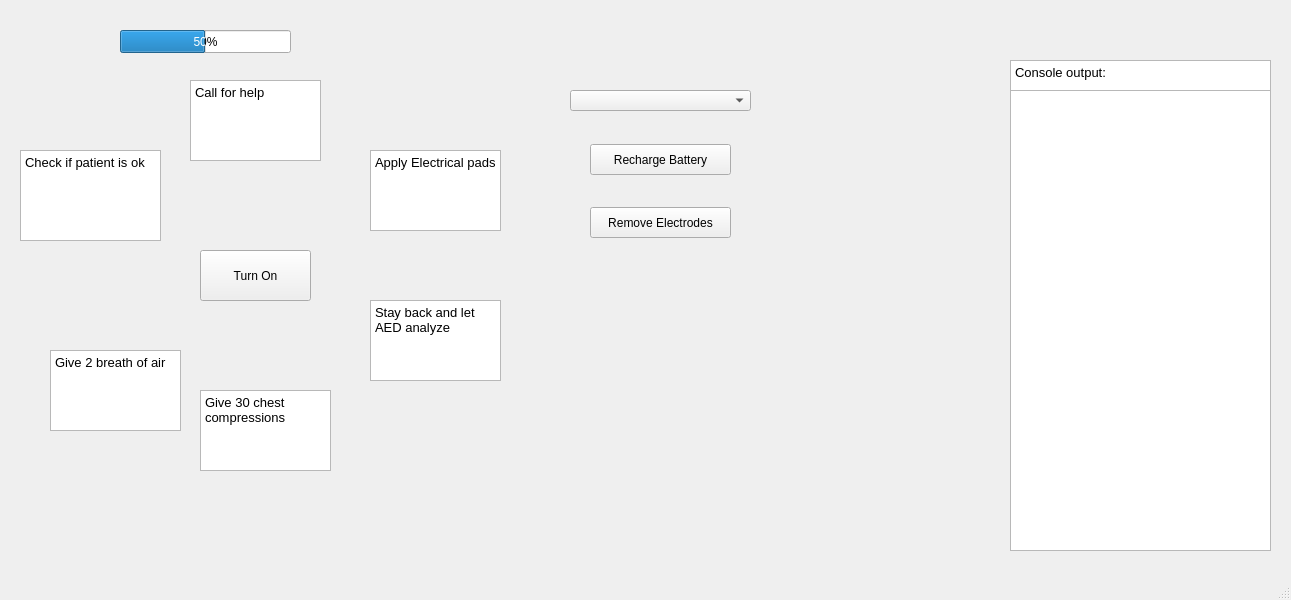
vidun-jay/3004-team-project, file interface.ui: the form before one commit.
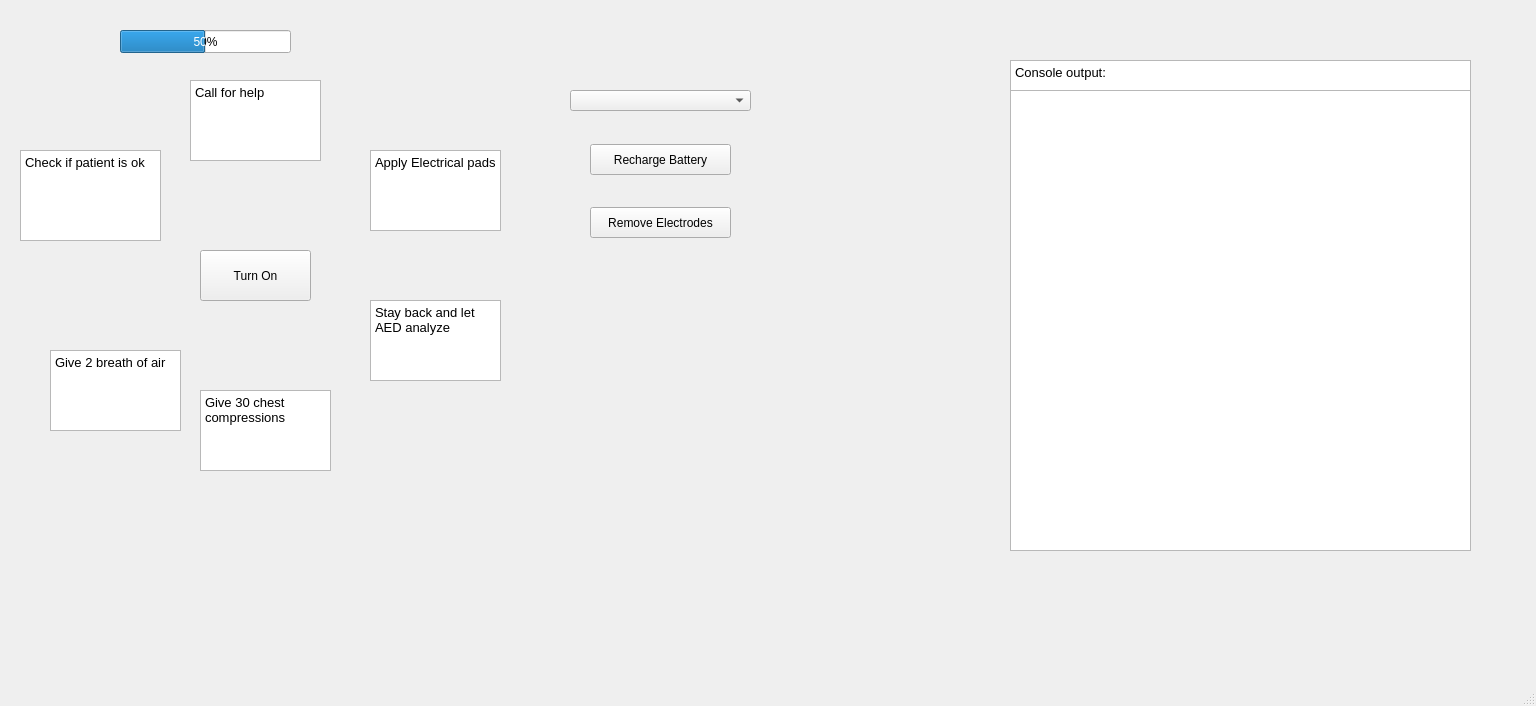
The form after the commit.

```diff
--- a/interface.ui
+++ b/interface.ui
@@ -6,8 +6,8 @@
    <rect>
     <x>0</x>
     <y>0</y>
-    <width>1291</width>
-    <height>600</height>
+    <width>1536</width>
+    <height>706</height>
    </rect>
   </property>
   <property name="windowTitle">
@@ -160,7 +160,7 @@
      <rect>
       <x>1010</x>
       <y>90</y>
-      <width>261</width>
+      <width>461</width>
       <height>461</height>
      </rect>
     </property>
@@ -170,7 +170,7 @@
      <rect>
       <x>1010</x>
       <y>60</y>
-      <width>261</width>
+      <width>461</width>
       <height>31</height>
      </rect>
     </property>
```
Left out of the diff: 2 changed lines with no effect on the pictures.
